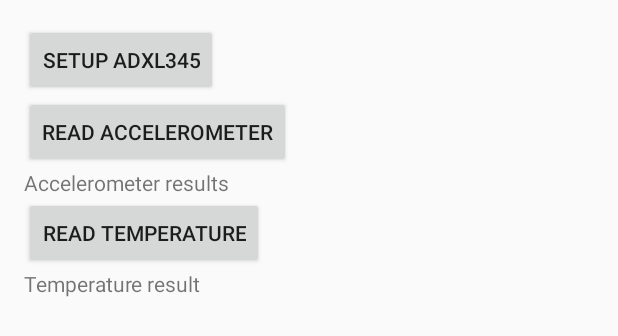
After one commit to YUKAI/konashi-android-sdk, an Android app: the layout fragment_uzuki.xml on its own in the app's theme, with its tools: preview values and no code run, on a phone screen of 412 x 824 dp. The commit adds this screen. Shown: the top 336 px of the screen. Run offline under Robolectric (Android 15) with nearby library versions, the phone set to English and light mode, and no system bars.

Commit message:
Add a sample for UZUKI

```diff
--- a/samples/test_all_functions/src/main/java/com/uxxu/konashi/test_all_functions/MainActivity.java
+++ b/samples/test_all_functions/src/main/java/com/uxxu/konashi/test_all_functions/MainActivity.java
@@ -124,6 +124,9 @@ public class MainActivity extends AppCompatActivity
             case 4:
                 fragment = new CommunicationFragment();
                 break;
+            case 5:
+                fragment = new UzukiFragment();
+                break;
         }
         if (fragment != null) {
             getFragmentManager()
--- a/samples/test_all_functions/src/main/java/com/uxxu/konashi/test_all_functions/NavigationDrawerFragment.java
+++ b/samples/test_all_functions/src/main/java/com/uxxu/konashi/test_all_functions/NavigationDrawerFragment.java
@@ -102,7 +102,8 @@ public class NavigationDrawerFragment extends Fragment {
                         PioFragment.TITLE,
                         PwmFragment.TITLE,
                         AioFragment.TITLE,
-                        CommunicationFragment.TITLE
+                        CommunicationFragment.TITLE,
+                        UzukiFragment.TITLE
                 }));
         mDrawerListView.setItemChecked(mCurrentSelectedPosition, true);
         return mDrawerListView;
--- /dev/null
+++ b/samples/test_all_functions/src/main/res/layout/fragment_uzuki.xml
@@ -0,0 +1,42 @@
+<LinearLayout xmlns:android="http://schemas.android.com/apk/res/android"
+    xmlns:tools="http://schemas.android.com/tools"
+    android:layout_width="match_parent"
+    android:layout_height="match_parent"
+    android:orientation="vertical"
+    android:paddingBottom="@dimen/activity_vertical_margin"
+    android:paddingLeft="@dimen/activity_horizontal_margin"
+    android:paddingRight="@dimen/activity_horizontal_margin"
+    android:paddingTop="@dimen/activity_vertical_margin"
+    tools:context=".UzukiFragment">
+
+    <Button
+        android:id="@+id/setupAdxl345Button"
+        android:layout_width="wrap_content"
+        android:layout_height="wrap_content"
+        android:text="setup ADXL345" />
+
+    <Button
+        android:id="@+id/readAccelerometerButton"
+        android:layout_width="wrap_content"
+        android:layout_height="wrap_content"
+        android:text="read accelerometer" />
+
+    <TextView
+        android:id="@+id/accelerometerResultText"
+        android:layout_width="wrap_content"
+        android:layout_height="wrap_content"
+        android:text="Accelerometer results" />
+
+    <Button
+        android:id="@+id/readTemperatureButton"
+        android:layout_width="wrap_content"
+        android:layout_height="wrap_content"
+        android:text="read temperature" />
+
+    <TextView
+        android:id="@+id/temperatureResultText"
+        android:layout_width="wrap_content"
+        android:layout_height="wrap_content"
+        android:text="Temperature result" />
+
+</LinearLayout>
```
Also changed, not shown: samples/test_all_functions/src/main/java/com/uxxu/konashi/test_all_functions/UzukiFragment.java (added, +220 -0 lines).
